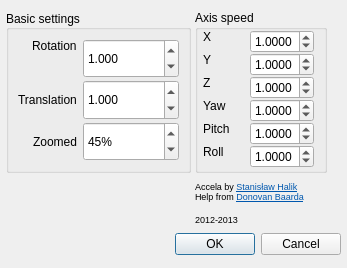
Above: ftnoir_filter_accela/ftnoir_accela_filtercontrols.ui from opentrack/opentrack before the change. Below: the same form after it.
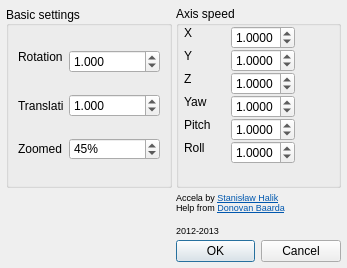
That is the form after the change. Icons and pictures are not drawn.

Commit message: accela: ui broke with runtime dpi changes. fix it.

What changed in the file:
```diff
--- a/ftnoir_filter_accela/ftnoir_accela_filtercontrols.ui
+++ b/ftnoir_filter_accela/ftnoir_accela_filtercontrols.ui
@@ -14,15 +14,15 @@
    </rect>
   </property>
   <property name="sizePolicy">
-   <sizepolicy hsizetype="Fixed" vsizetype="Fixed">
+   <sizepolicy hsizetype="Preferred" vsizetype="Preferred">
     <horstretch>0</horstretch>
     <verstretch>0</verstretch>
    </sizepolicy>
   </property>
   <property name="minimumSize">
    <size>
-    <width>0</width>
-    <height>0</height>
+    <width>347</width>
+    <height>268</height>
    </size>
   </property>
   <property name="maximumSize">
@@ -47,26 +47,20 @@
   <property name="styleSheet">
    <string notr="true"/>
   </property>
-  <layout class="QFormLayout" name="formLayout_3">
-   <property name="fieldGrowthPolicy">
-    <enum>QFormLayout::ExpandingFieldsGrow</enum>
-   </property>
-   <property name="horizontalSpacing">
-    <number>4</number>
-   </property>
-   <property name="verticalSpacing">
-    <number>4</number>
-   </property>
+  <layout class="QGridLayout" name="gridLayout">
    <property name="margin">
     <number>6</number>
    </property>
+   <property name="spacing">
+    <number>4</number>
+   </property>
    <item row="0" column="0">
     <widget class="QGroupBox" name="groupbox2">
      <property name="enabled">
       <bool>true</bool>
      </property>
      <property name="sizePolicy">
-      <sizepolicy hsizetype="Minimum" vsizetype="Minimum">
+      <sizepolicy hsizetype="Preferred" vsizetype="Preferred">
        <horstretch>0</horstretch>
        <verstretch>0</verstretch>
       </sizepolicy>
@@ -84,24 +78,6 @@
       <set>Qt::AlignLeading|Qt::AlignLeft|Qt::AlignVCenter</set>
      </property>
      <layout class="QFormLayout" name="formLayout_2">
-      <property name="fieldGrowthPolicy">
-       <enum>QFormLayout::ExpandingFieldsGrow</enum>
-      </property>
-      <property name="rowWrapPolicy">
-       <enum>QFormLayout::DontWrapRows</enum>
-      </property>
-      <property name="labelAlignment">
-       <set>Qt::AlignRight|Qt::AlignTop|Qt::AlignTrailing</set>
-      </property>
-      <property name="formAlignment">
-       <set>Qt::AlignRight|Qt::AlignTop|Qt::AlignTrailing</set>
-      </property>
-      <property name="horizontalSpacing">
-       <number>6</number>
-      </property>
-      <property name="verticalSpacing">
-       <number>2</number>
-      </property>
       <item row="0" column="0">
        <widget class="QLabel" name="label_2">
         <property name="sizePolicy">
@@ -121,7 +97,7 @@
       <item row="0" column="1">
        <widget class="QDoubleSpinBox" name="rotation_alpha">
         <property name="sizePolicy">
-         <sizepolicy hsizetype="Expanding" vsizetype="Minimum">
+         <sizepolicy hsizetype="Expanding" vsizetype="Maximum">
           <horstretch>0</horstretch>
           <verstretch>0</verstretch>
          </sizepolicy>
@@ -162,7 +138,7 @@
       <item row="1" column="1">
        <widget class="QDoubleSpinBox" name="translation_alpha">
         <property name="sizePolicy">
-         <sizepolicy hsizetype="Expanding" vsizetype="Minimum">
+         <sizepolicy hsizetype="Expanding" vsizetype="Maximum">
           <horstretch>0</horstretch>
           <verstretch>0</verstretch>
          </sizepolicy>
@@ -216,14 +192,14 @@
       <item row="2" column="1">
        <widget class="QSpinBox" name="spinZoom">
         <property name="sizePolicy">
-         <sizepolicy hsizetype="Expanding" vsizetype="Minimum">
+         <sizepolicy hsizetype="Expanding" vsizetype="Maximum">
           <horstretch>0</horstretch>
           <verstretch>0</verstretch>
          </sizepolicy>
         </property>
         <property name="minimumSize">
          <size>
-          <width>96</width>
+          <width>20</width>
           <height>22</height>
          </size>
         </property>
@@ -259,7 +235,7 @@
    <item row="0" column="1">
     <widget class="QGroupBox" name="groupBox">
      <property name="sizePolicy">
-      <sizepolicy hsizetype="Maximum" vsizetype="Fixed">
+      <sizepolicy hsizetype="Preferred" vsizetype="Preferred">
        <horstretch>0</horstretch>
        <verstretch>0</verstretch>
       </sizepolicy>
@@ -529,7 +505,7 @@
      </layout>
     </widget>
    </item>
-   <item row="3" column="1">
+   <item row="1" column="1">
     <widget class="QLabel" name="label_9">
      <property name="sizePolicy">
       <sizepolicy hsizetype="Expanding" vsizetype="Fixed">
@@ -574,7 +550,7 @@
      </property>
     </widget>
    </item>
-   <item row="4" column="0" colspan="2">
+   <item row="2" column="1">
     <widget class="QDialogButtonBox" name="buttonBox">
      <property name="standardButtons">
       <set>QDialogButtonBox::Cancel|QDialogButtonBox::Ok</set>
```
